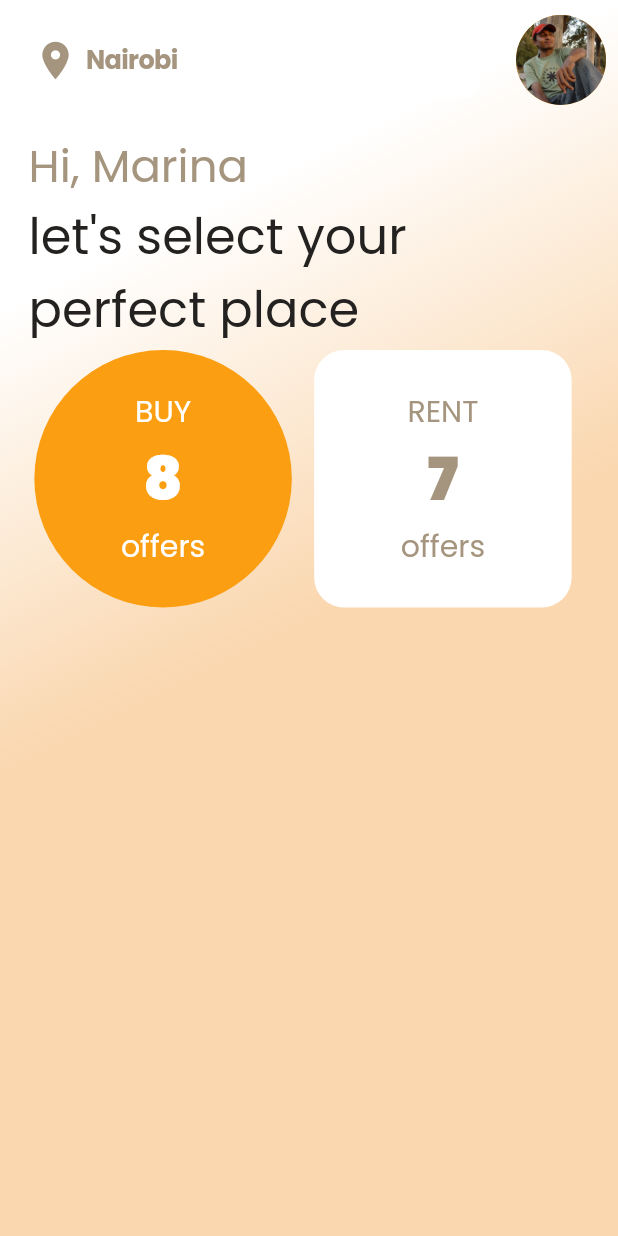
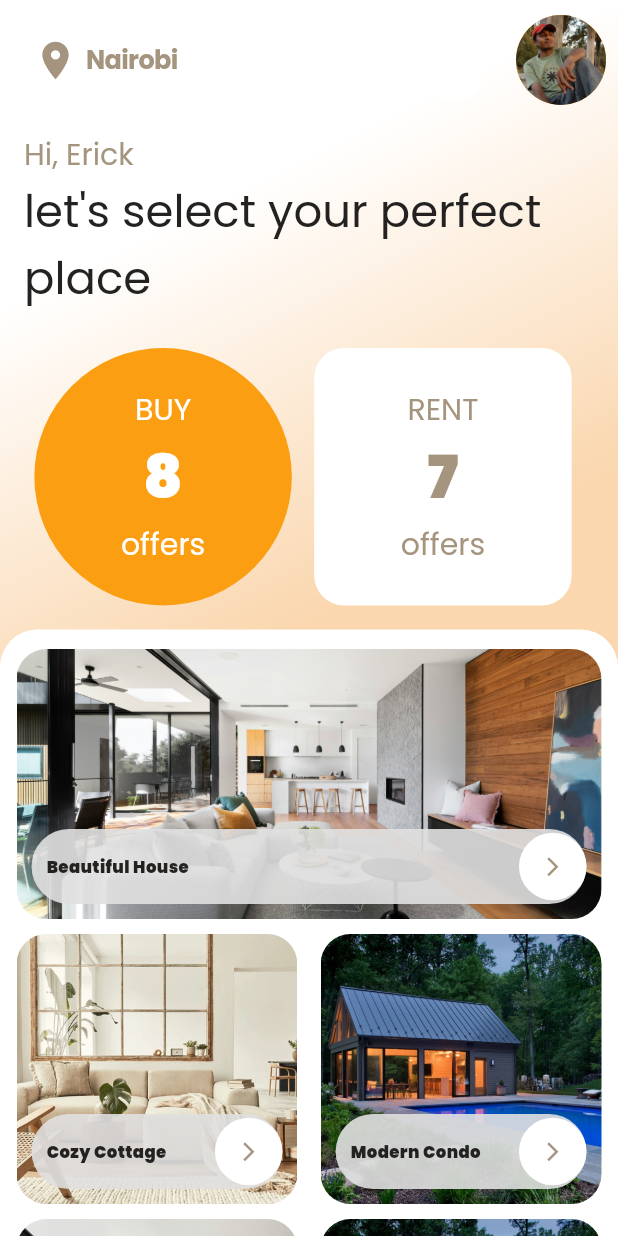
Before and after one commit to ogaroh/mp_flutter_test, a Flutter app: the screen it shows after launch, on a phone screen of 412 x 824 dp. Run offline on Flutter 3.47's test engine with Material 3 defaults, Android fonts, the phone set to English and light mode, and no system bars; our stand-ins replace bloc, flutter_bloc, google_fonts; generated files the repository leaves out were written again.

Commit message:
feat: listings

```diff
--- a/lib/app/theme/colors.dart
+++ b/lib/app/theme/colors.dart
@@ -1,8 +1,21 @@
 import 'package:flutter/material.dart';
 
-const kDefaultOrange =  Color(0xFFFC9E12);
-const kLightOrange =  Color(0xFFFAD7AF);
-const kDefaultGrey =  Color(0xFFA5957E);
-const kDefaultBlack =  Color(0xFF232220);
-const kDefaultWhite =  Color(0xFFFFFFFF);
-const kLightGrey =  Color(0xFF7A7A7A);
+const kDefaultOrange = Color(0xFFFC9E12);
+const kLightOrange = Color(0xFFFAD7AF);
+const kDefaultGrey = Color(0xFFA5957E);
+const kDefaultBlack = Color(0xFF232220);
+const kDefaultWhite = Color(0xFFFFFFFF);
+const kLightGrey = Color(0xFF7A7A7A);
+
+MaterialColor primarySwatch() {
+  final shades = [50, 100, 200, 300, 400, 500, 600, 700, 800, 900].asMap().map(
+        (key, value) => MapEntry(
+          value,
+          kDefaultOrange.withOpacity(
+            1 - (1 - (key + 1) / 10),
+          ),
+        ),
+      );
+
+  return MaterialColor(0xFFFC9E12, shades);
+}
--- a/lib/app/theme/theme.dart
+++ b/lib/app/theme/theme.dart
@@ -18,6 +18,7 @@ const kDefaultLinearGradient = LinearGradient(
 
 final theme = ThemeData(
   primaryColor: kDefaultOrange,
+  primarySwatch: primarySwatch(),
   useMaterial3: true,
   fontFamily: kDefaultFontFamily,
   scaffoldBackgroundColor: Colors.transparent,
--- a/lib/home/data/sources/local.dart
+++ b/lib/home/data/sources/local.dart
@@ -1,5 +1,17 @@
 // local data
 import 'package:moniepoint_test/home/data/models/listing.dart';
+
+String root = 'assets/images/jpg';
+
+final kImages = [
+  '$root/belair.jpg',
+  '$root/cottage.jpg',
+  '$root/interior.jpg',
+  '$root/penthouse.jpg',
+  '$root/modern.jpg',
+  '$root/pool.jpg',
+  '$root/apartment.jpeg',
+];
 
 final kListings = [
   Listing(
@@ -10,6 +22,7 @@ final kListings = [
     longitude: 36.800283,
     city: 'Nairobi',
     price: 200000,
+
   ),
   Listing(
     id: 2,
--- a/lib/home/views/pages/home.dart
+++ b/lib/home/views/pages/home.dart
@@ -1,5 +1,4 @@
-import 'dart:developer';
-
+import 'dart:developer' as dev;
 import 'package:flutter/cupertino.dart';
 import 'package:flutter/material.dart';
 import 'package:flutter_bloc/flutter_bloc.dart';
@@ -9,6 +8,7 @@ import 'package:moniepoint_test/app/theme/theme.dart';
 import 'package:moniepoint_test/home/cubit/home_cubit.dart';
 import 'package:moniepoint_test/home/data/models/listing.dart';
 import 'package:moniepoint_test/home/data/sources/local.dart';
+import 'package:moniepoint_test/home/views/widgets/listing_card.dart';
 
 class HomePage extends StatelessWidget {
   const HomePage({super.key});
@@ -75,7 +75,7 @@ final AppBar homeAppBar = AppBar(
       child: CircleAvatar(
         radius: 30,
         backgroundColor: kDefaultOrange,
-        backgroundImage: AssetImage('assets/images/portrait.png'),
+        backgroundImage: AssetImage('assets/images/png/portrait.png'),
       ),
     ),
   ],
@@ -88,27 +88,27 @@ class Header extends StatelessWidget {
 
   @override
   Widget build(BuildContext context) {
-    final height = MediaQuery.of(context).size.height;
-
-    return Container(
-      height: height / 6,
-      padding: const EdgeInsets.symmetric(horizontal: 3),
+    return Padding(
+      padding: const EdgeInsets.symmetric(
+        vertical: 8,
+        horizontal: 16,
+      ),
       child: RichText(
         text: TextSpan(
-          text: 'Hi, Marina\n',
+          text: 'Hi, Erick\n',
           children: [
             TextSpan(
               text: "let's select your perfect place",
               style: TextStyle(
                 color: kDefaultBlack,
-                fontSize: 33,
+                fontSize: 30,
                 fontFamily: kDefaultFontFamily,
               ),
             ),
           ],
           style: TextStyle(
             color: kDefaultGrey,
-            fontSize: 30,
+            fontSize: 20,
             fontFamily: kDefaultFontFamily,
           ),
         ),
@@ -123,7 +123,12 @@ class BuyRentButtons extends StatelessWidget {
 
   @override
   Widget build(BuildContext context) {
-    return Row(
+    return Padding(
+      padding: const EdgeInsets.symmetric(
+        vertical: 8,
+        horizontal: 16,
+      ),
+      child: Row(
         mainAxisAlignment: MainAxisAlignment.spaceEvenly,
         children: [
           BuyButton(
@@ -139,6 +144,7 @@ class BuyRentButtons extends StatelessWidget {
                 .length,
           ),
         ],
+      ),
     );
   }
 }
@@ -153,7 +159,7 @@ class BuyButton extends StatelessWidget {
     final width = MediaQuery.of(context).size.width;
 
     return InkWell(
-      onTap: () => log('Buy button pressed'),
+      onTap: () => dev.log('Buy button pressed'),
       child: CircleAvatar(
         radius: width / 4.8,
         backgroundColor: kDefaultOrange,
@@ -200,7 +206,7 @@ class RentButton extends StatelessWidget {
     return Padding(
       padding: const EdgeInsets.all(8),
       child: InkWell(
-        onTap: () => log('Rent button pressed'),
+        onTap: () => dev.log('Rent button pressed'),
         child: Container(
           width: width / 2.4,
           height: width / 2.4,
@@ -243,6 +249,60 @@ class RentButton extends StatelessWidget {
   }
 }
 
+// listings
+class Listings extends StatelessWidget {
+  const Listings({super.key});
+
+  List<Widget> _buildListings() {
+    final tiles = <Widget>[];
+    for (var i = 0; i < kListings.length; i += 2) {
+      if (i == 0 || i == kListings.length - 1) {
+        tiles.add(
+          ListingCard(
+            listing: kListings[i],
+            isWide: true,
+          ),
+        );
+      } else {
+        tiles.add(
+          Row(
+            mainAxisAlignment: MainAxisAlignment.spaceBetween,
+            children: [
+              ListingCard(
+                listing: kListings[i],
+                isWide: false,
+              ),
+              ListingCard(
+                listing: kListings[i + 1],
+                isWide: false,
+              ),
+            ],
+          ),
+        );
+      }
+    }
+    return tiles;
+  }
+
+  @override
+  Widget build(BuildContext context) {
+    return Container(
+      padding: const EdgeInsets.all(8),
+      decoration: const BoxDecoration(
+        color: kDefaultWhite,
+        borderRadius: BorderRadius.only(
+          topLeft: Radius.circular(25),
+          topRight: Radius.circular(25),
+        ),
+      ),
+      child: Column(
+        crossAxisAlignment: CrossAxisAlignment.stretch,
+        children: _buildListings(),
+      ),
+    );
+  }
+}
+
 // home body
 class HomeBody extends StatelessWidget {
   const HomeBody({super.key});
@@ -250,17 +310,12 @@ class HomeBody extends StatelessWidget {
   @override
   Widget build(BuildContext context) {
     return const SingleChildScrollView(
-      child: Padding(
-        padding: EdgeInsets.symmetric(
-          vertical: 8,
-          horizontal: 16,
-        ),
       child: Column(
         children: [
           Header(),
           BuyRentButtons(),
+          Listings(),
         ],
-        ),
       ),
     );
   }
--- /dev/null
+++ b/lib/home/views/widgets/listing_card.dart
@@ -0,0 +1,97 @@
+import 'dart:math';
+
+import 'package:flutter/material.dart';
+import 'package:moniepoint_test/app/theme/colors.dart';
+import 'package:moniepoint_test/home/data/models/listing.dart';
+import 'package:moniepoint_test/home/data/sources/local.dart';
+
+final random = Random();
+
+class ListingCard extends StatelessWidget {
+  const ListingCard({
+    required this.listing,
+    this.isWide,
+    super.key,
+  });
+
+  final bool? isWide;
+  final Listing listing;
+
+  @override
+  Widget build(BuildContext context) {
+    final width = MediaQuery.of(context).size.width;
+
+    return Container(
+      width: (isWide ?? true) ? width : width / 2.2,
+      height: 180,
+      margin: const EdgeInsets.symmetric(
+        vertical: 5,
+        horizontal: 3,
+      ),
+      decoration: BoxDecoration(
+        borderRadius: BorderRadius.circular(20),
+        image: DecorationImage(
+          image: AssetImage(kImages[random.nextInt(kImages.length)]),
+          fit: BoxFit.cover,
+        ),
+      ),
+      child: Column(
+        children: [
+          const Spacer(),
+          Padding(
+            padding: const EdgeInsets.symmetric(
+              horizontal: 10,
+              vertical: 10,
+            ),
+            child: Container(
+              decoration: BoxDecoration(
+                color: Colors.grey.shade300.withOpacity(0.9),
+                borderRadius: BorderRadius.circular(100),
+              ),
+              height: 50,
+              child: Row(
+                children: [
+                  Expanded(
+                    child: Padding(
+                      padding: const EdgeInsets.only(
+                        left: 10,
+                        top: 5,
+                        bottom: 5,
+                        right: 5,
+                      ),
+                      child: Text(
+                        listing.name,
+                        style: const TextStyle(
+                          fontSize: 11,
+                          fontWeight: FontWeight.w900,
+                          color: kDefaultBlack,
+                        ),
+                        maxLines: 2,
+                        overflow: TextOverflow.fade,
+                      ),
+                    ),
+                  ),
+                  Container(
+                    height: 45,
+                    width: 45,
+                    decoration: BoxDecoration(
+                      color: kDefaultWhite,
+                      borderRadius: BorderRadius.circular(100),
+                    ),
+                    child: const Center(
+                      child: Icon(
+                        Icons.arrow_forward_ios,
+                        size: 15,
+                        color: kDefaultGrey,
+                      ),
+                    ),
+                  ),
+                ],
+              ),
+            ),
+          ),
+        ],
+      ),
+    );
+  }
+}
--- a/pubspec.yaml
+++ b/pubspec.yaml
@@ -29,3 +29,5 @@ flutter:
   assets:
     - assets/
     - assets/images/
+    - assets/images/png/
+    - assets/images/jpg/
```
Also changed, not shown: assets/images/jpg/apartment.jpeg (added), assets/images/jpg/belair.jpg (added), assets/images/jpg/interior.jpg (added), assets/images/jpg/modern.jpg (added), assets/images/jpg/penthouse.jpg (added), assets/images/jpg/pool.jpg (added), assets/images/png/portrait.png (renamed from assets/images/portrait.png), 1 other file. Lines whose indentation alone changed are shown as unchanged.
